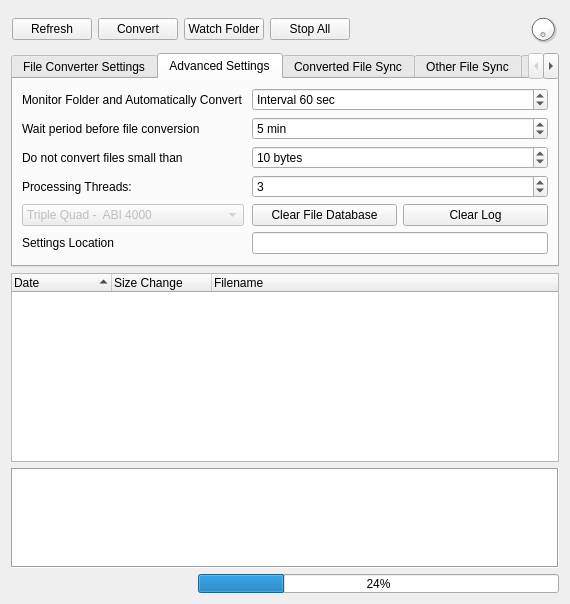
Before: the Qt Designer form src/mzwatcher/mzWatcherGui.ui in eugenemel/maven, drawn with Qt 5.
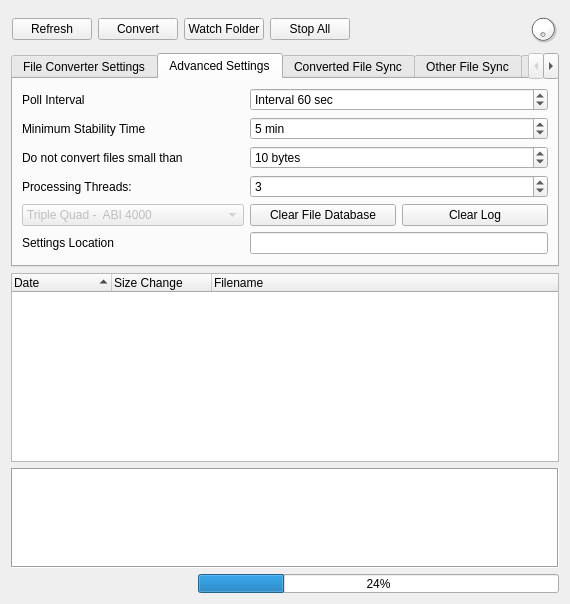
After: the same form once the commit is applied. The open tabs and pages were chosen to show the change. Icons and pictures are not drawn.

Commit message: Issue 872: Fix label wording and tooltips.

Patch:
```diff
--- a/src/mzwatcher/mzWatcherGui.ui
+++ b/src/mzwatcher/mzWatcherGui.ui
@@ -464,7 +464,7 @@
        <item row="3" column="0">
         <widget class="QLabel" name="label_10">
          <property name="text">
-          <string>Monitor Folder and Automatically Convert </string>
+          <string>Poll Interval</string>
          </property>
         </widget>
        </item>
@@ -493,7 +493,7 @@
        <item row="5" column="0">
         <widget class="QLabel" name="label">
          <property name="text">
-          <string>Wait period before file conversion</string>
+          <string>Minimum Stability Time</string>
          </property>
         </widget>
        </item>
```
Left out of the diff: 6 changed lines with no effect on the pictures.
